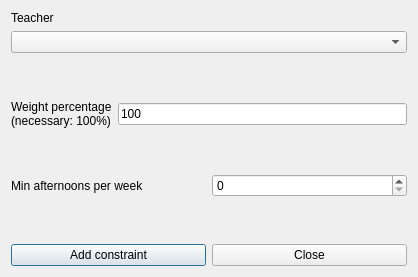
Qt form fet/src/interface/addconstraintteacherminafternoonsperweekform_template.ui (vonmecheln/fet) before a commit.
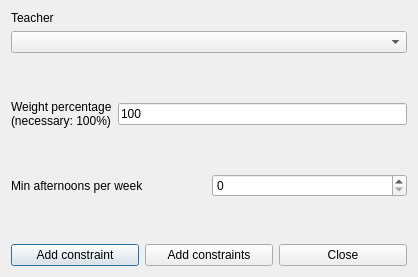
The same form after that commit.

What changed in the file:
```diff
--- a/fet/src/interface/addconstraintteacherminafternoonsperweekform_template.ui
+++ b/fet/src/interface/addconstraintteacherminafternoonsperweekform_template.ui
@@ -146,6 +146,13 @@
        </property>
       </widget>
      </item>
+     <item>
+      <widget class="QPushButton" name="addConstraintsPushButton">
+       <property name="text">
+        <string>Add constraints</string>
+       </property>
+      </widget>
+     </item>
      <item>
       <widget class="QPushButton" name="closePushButton">
        <property name="text">
```
